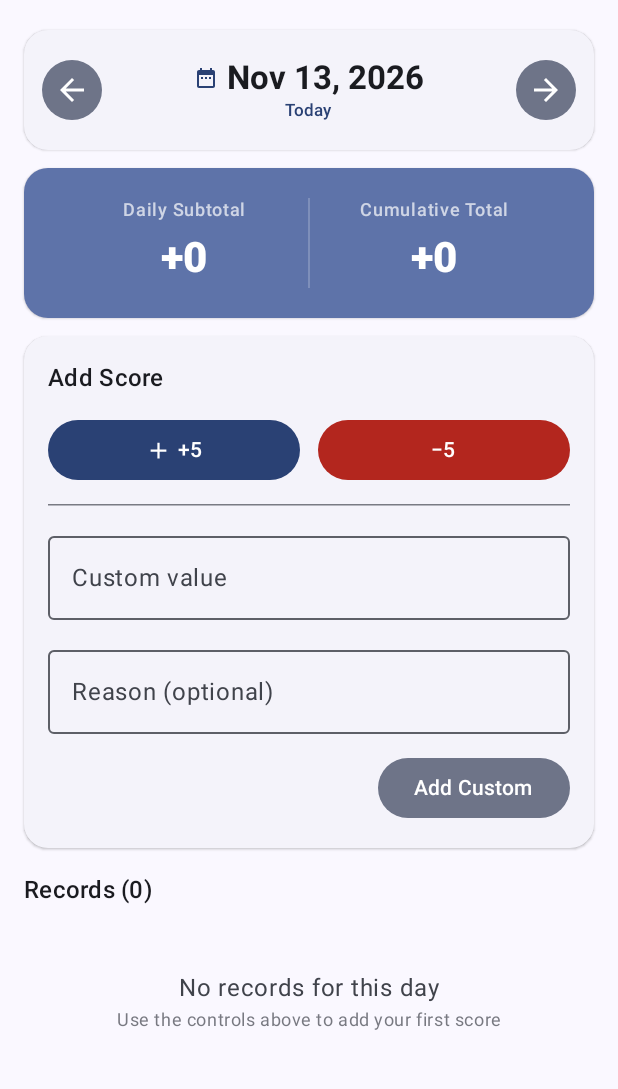
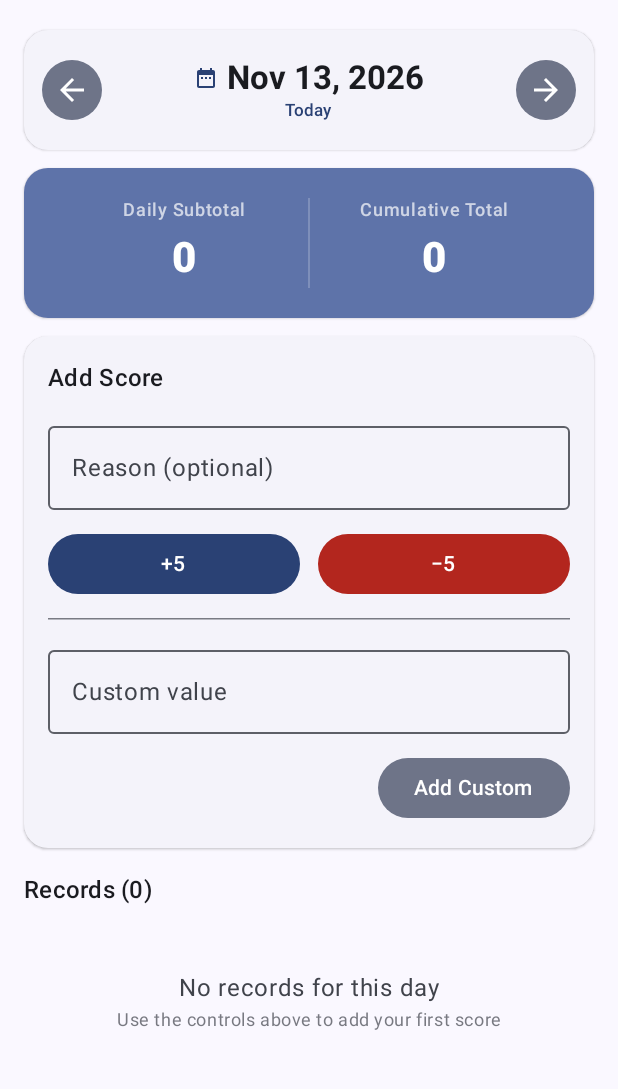
Before and after one commit to playtank/score-daily, an Android app built with Jetpack Compose: the screen it shows after launch (MainActivity), on a phone screen of 412 x 824 dp, the part 96-1185 px from its top. Run offline under Robolectric (Android 15) with nearby library versions, the phone set to English and light mode, and no system bars; our stand-ins replace Room's generated code; 2 statements that could not run were skipped.

Commit message:
optimize 11132026

```diff
--- a/app/src/main/java/com/playtank/scoredaily/ui/ScoreScreen.kt
+++ b/app/src/main/java/com/playtank/scoredaily/ui/ScoreScreen.kt
@@ -2,6 +2,7 @@ package com.playtank.scoredaily.ui
 
 import androidx.compose.animation.AnimatedVisibility
 import androidx.compose.animation.core.animateFloatAsState
+import androidx.compose.foundation.ExperimentalFoundationApi
 import androidx.compose.foundation.clickable
 import androidx.compose.foundation.background
 import androidx.compose.foundation.layout.Arrangement
@@ -12,16 +13,18 @@ import androidx.compose.foundation.layout.Spacer
 import androidx.compose.foundation.layout.fillMaxSize
 import androidx.compose.foundation.layout.fillMaxWidth
 import androidx.compose.foundation.layout.height
+import androidx.compose.foundation.layout.imePadding
 import androidx.compose.foundation.layout.padding
 import androidx.compose.foundation.layout.size
 import androidx.compose.foundation.layout.width
 import androidx.compose.foundation.lazy.LazyColumn
 import androidx.compose.foundation.lazy.items
+import androidx.compose.foundation.relocation.BringIntoViewRequester
+import androidx.compose.foundation.relocation.bringIntoViewRequester
 import androidx.compose.foundation.shape.RoundedCornerShape
 import androidx.compose.foundation.text.KeyboardActions
 import androidx.compose.foundation.text.KeyboardOptions
 import androidx.compose.material.icons.Icons
-import androidx.compose.material.icons.filled.Add
 import androidx.compose.material.icons.filled.ArrowBack
 import androidx.compose.material.icons.filled.ArrowForward
 import androidx.compose.material.icons.filled.DateRange
@@ -65,6 +68,7 @@ import androidx.compose.ui.Alignment
 import androidx.compose.ui.Modifier
 import androidx.compose.ui.draw.clip
 import androidx.compose.ui.draw.scale
+import androidx.compose.ui.focus.onFocusChanged
 import androidx.compose.ui.platform.LocalFocusManager
 import androidx.compose.ui.text.font.FontWeight
 import androidx.compose.ui.text.input.ImeAction
@@ -117,7 +121,8 @@ fun ScoreScreen(viewModel: ScoreViewModel = viewModel()) {
             modifier = Modifier
                 .fillMaxSize()
                 .padding(paddingValues)
-                .padding(horizontal = 16.dp),
+                .padding(horizontal = 16.dp)
+                .imePadding(),
             verticalArrangement = Arrangement.spacedBy(12.dp)
         ) {
             item { Spacer(Modifier.height(8.dp)) }
@@ -370,7 +375,7 @@ private fun ScoreStat(label: String, value: Int, modifier: Modifier = Modifier)
         )
         Spacer(Modifier.height(6.dp))
         Text(
-            text = if (value >= 0) "+$value" else "$value",
+            text = if (value >= 0) "$value" else "$value",
             style = MaterialTheme.typography.headlineMedium,
             fontWeight = FontWeight.ExtraBold,
             color = color,
@@ -383,13 +388,15 @@ private fun ScoreStat(label: String, value: Int, modifier: Modifier = Modifier)
 // Score input card
 // ─────────────────────────────────────────────────────────────────────────────
 
-@OptIn(ExperimentalMaterial3Api::class)
+@OptIn(ExperimentalMaterial3Api::class, ExperimentalFoundationApi::class)
 @Composable
 private fun ScoreInputCard(onAddScore: (Int, String?) -> Unit) {
-    var customDelta  by remember { mutableStateOf("") }
-    var reason       by remember { mutableStateOf("") }
-    var deltaError   by remember { mutableStateOf(false) }
+    var customDelta by remember { mutableStateOf("") }
+    var reason      by remember { mutableStateOf("") }
+    var deltaError  by remember { mutableStateOf(false) }
     val focusManager = LocalFocusManager.current
+    val bringIntoViewRequester = remember { BringIntoViewRequester() }
+    val scope = rememberCoroutineScope()
 
     fun submit(delta: Int) {
         onAddScore(delta, reason.ifBlank { null })
@@ -413,7 +420,26 @@ private fun ScoreInputCard(onAddScore: (Int, String?) -> Unit) {
                 fontWeight = FontWeight.SemiBold
             )
 
-            // Quick ± 5 buttons
+            // Reason input — bringIntoViewRequester scrolls it above the keyboard on focus
+            OutlinedTextField(
+                value = reason,
+                onValueChange = { reason = it },
+                label = { Text("Reason (optional)") },
+                placeholder = { Text("Why?") },
+                keyboardOptions = KeyboardOptions(imeAction = ImeAction.Done),
+                keyboardActions = KeyboardActions(onDone = { focusManager.clearFocus() }),
+                singleLine = true,
+                modifier = Modifier
+                    .fillMaxWidth()
+                    .bringIntoViewRequester(bringIntoViewRequester)
+                    .onFocusChanged { focusState ->
+                        if (focusState.isFocused) {
+                            scope.launch { bringIntoViewRequester.bringIntoView() }
+                        }
+                    }
+            )
+
+            // Quick ±5 buttons
             Row(
                 modifier = Modifier.fillMaxWidth(),
                 horizontalArrangement = Arrangement.spacedBy(12.dp)
@@ -425,8 +451,6 @@ private fun ScoreInputCard(onAddScore: (Int, String?) -> Unit) {
                         containerColor = MaterialTheme.colorScheme.primary
                     )
                 ) {
-                    Icon(Icons.Default.Add, contentDescription = null, modifier = Modifier.size(18.dp))
-                    Spacer(Modifier.width(4.dp))
                     Text("+5")
                 }
                 Button(
@@ -463,18 +487,6 @@ private fun ScoreInputCard(onAddScore: (Int, String?) -> Unit) {
                     modifier = Modifier.weight(1f)
                 )
             }
-
-            // Reason input
-            OutlinedTextField(
-                value = reason,
-                onValueChange = { reason = it },
-                label = { Text("Reason (optional)") },
-                placeholder = { Text("Why?") },
-                keyboardOptions = KeyboardOptions(imeAction = ImeAction.Done),
-                keyboardActions = KeyboardActions(onDone = { focusManager.clearFocus() }),
-                singleLine = true,
-                modifier = Modifier.fillMaxWidth()
-            )
 
             // Submit custom
             FilledTonalButton(
```
